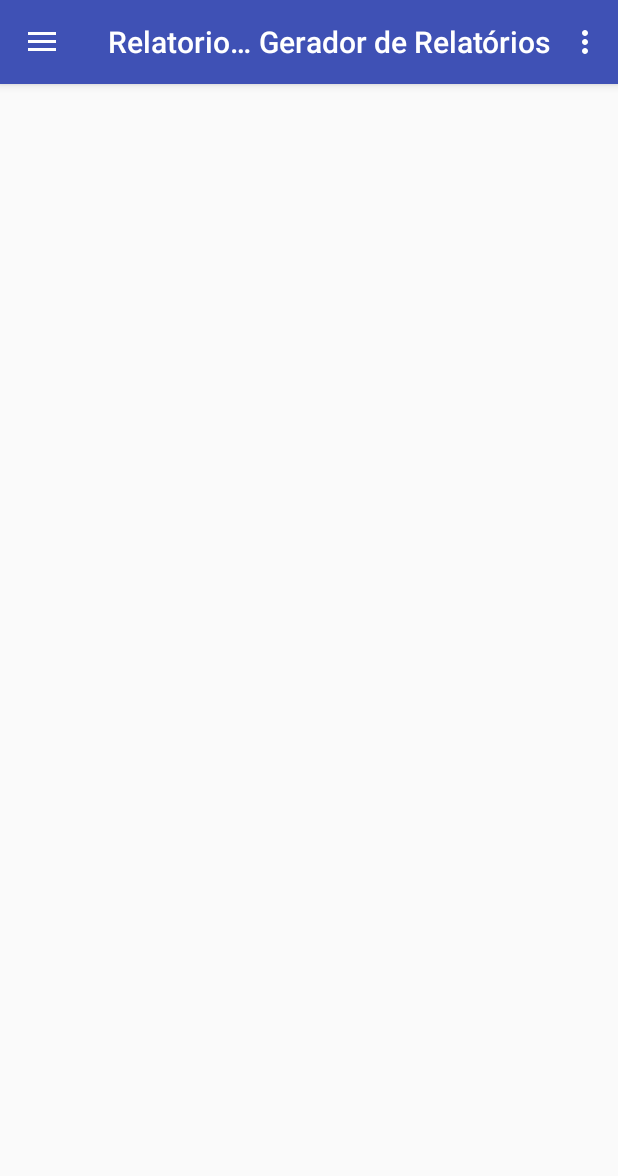
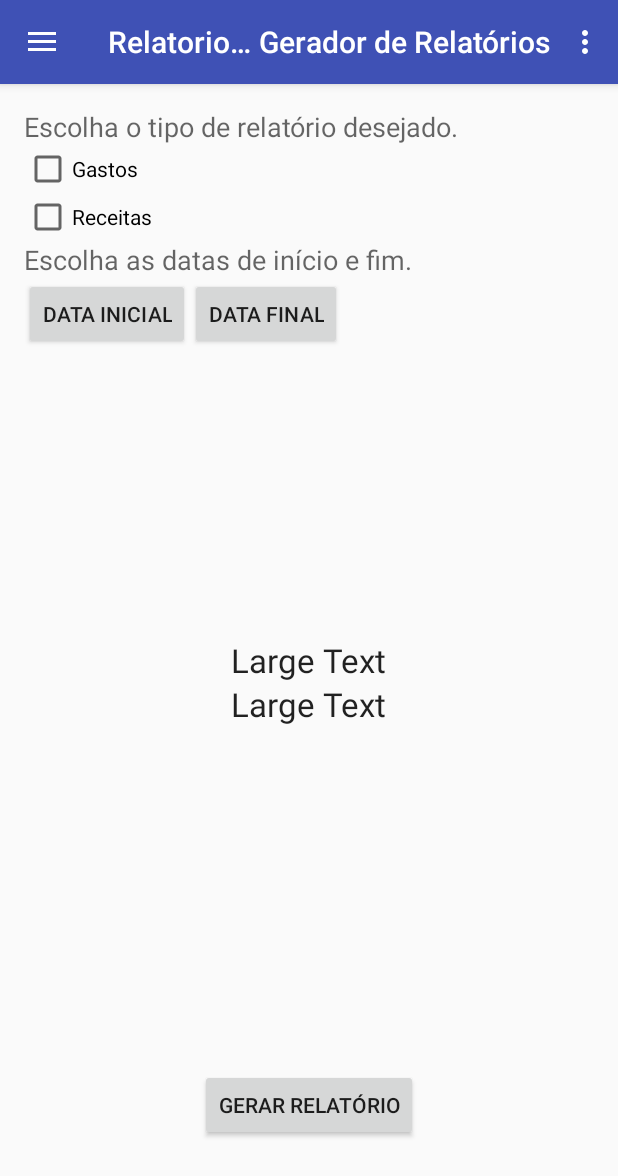
Before and after one commit to cassuci/equipe_rocket, an Android app: the screen it shows after launch (RelatorioController), on a phone screen of 412 x 824 dp. Shown: the top 1176 px of the screen. Run offline under Robolectric (Android 15) with nearby library versions, the phone set to English and light mode, and no system bars; libraries missing offline, so code that uses them is left out: com.wdullaer.materialdatetimepicker.

Commit message:
Relatorio

```diff
--- a/app/build.gradle
+++ b/app/build.gradle
@@ -26,4 +26,7 @@ dependencies {
     compile 'com.jjoe64:graphview:4.0.1'
     compile 'com.android.support:design:23.4.0'
     compile 'com.google.android.gms:play-services-appindexing:8.1.0'
+    compile 'com.android.support:support-v4:23.4.0'
+
+    compile 'com.wdullaer:materialdatetimepicker:2.3.0'
 }
--- a/app/src/main/java/com/draft/rckt/equiperocket/Relatorio/RelatorioController.java
+++ b/app/src/main/java/com/draft/rckt/equiperocket/Relatorio/RelatorioController.java
@@ -1,9 +1,10 @@
 package com.draft.rckt.equiperocket.Relatorio;
 
+
+import android.content.Context;
+import android.content.DialogInterface;
 import android.content.Intent;
 import android.os.Bundle;
-import android.support.design.widget.FloatingActionButton;
-import android.support.design.widget.Snackbar;
 import android.view.View;
 import android.support.design.widget.NavigationView;
 import android.support.v4.view.GravityCompat;
@@ -13,14 +14,28 @@ import android.support.v7.app.AppCompatActivity;
 import android.support.v7.widget.Toolbar;
 import android.view.Menu;
 import android.view.MenuItem;
+import android.widget.Button;
+import android.widget.CheckBox;
+import android.widget.EditText;
+import android.widget.TextView;
+import android.widget.Toast;
 
 import com.draft.rckt.equiperocket.Gasto.GastoController;
 import com.draft.rckt.equiperocket.Grafico.GraficoController;
 import com.draft.rckt.equiperocket.R;
 import com.draft.rckt.equiperocket.Receita.ReceitaController;
+import com.wdullaer.materialdatetimepicker.date.DatePickerDialog;
+
+import java.util.Calendar;
 
 public class RelatorioController extends AppCompatActivity
-        implements NavigationView.OnNavigationItemSelectedListener {
+        implements NavigationView.OnNavigationItemSelectedListener, DatePickerDialog.OnDateSetListener, DialogInterface.OnCancelListener {
+
+    private Button buttonStartDate, buttonEndDate, buttonGerarRelatorio;
+    private TextView textStart, textEnd;
+    private int dateSelected = -1, gastosSelected = 0, receitasSelected = 0;
+    private final int START_DATE = 0;
+    private final int END_DATE = 1;
 
     @Override
     protected void onCreate(Bundle savedInstanceState) {
@@ -37,6 +52,27 @@ public class RelatorioController extends AppCompatActivity
 
         NavigationView navigationView = (NavigationView) findViewById(R.id.nav_view);
         navigationView.setNavigationItemSelectedListener(this);
+
+        buttonStartDate = (Button) findViewById(R.id.button_start_date);
+        buttonEndDate = (Button) findViewById(R.id.button_end_date);
+        buttonGerarRelatorio = (Button) findViewById(R.id.button_gerar_relatorio);
+        textStart = (TextView) findViewById(R.id.startDateDisplay);
+        textEnd = (TextView) findViewById(R.id.endDateDisplay);
+
+        buttonStartDate.setOnClickListener(new View.OnClickListener() {
+            @Override
+            public void onClick(View v) {
+                startDate(v);
+            }
+        });
+
+        buttonEndDate.setOnClickListener(new View.OnClickListener() {
+            @Override
+            public void onClick(View v) {
+                endDate(v);
+            }
+        });
+
     }
 
     @Override
@@ -95,4 +131,109 @@ public class RelatorioController extends AppCompatActivity
         drawer.closeDrawer(GravityCompat.START);
         return true;
     }
+
+    private int startYear, startMonth, startDay, endYear, endMonth, endDay;
+
+    public void startDate(View view)
+    {
+        dateSelected = START_DATE;
+        initDateData();
+        Calendar cDefault = Calendar.getInstance();
+        cDefault.set(startYear, startMonth, startDay);
+
+        DatePickerDialog datePickerDialog = DatePickerDialog.newInstance(
+                this,
+                cDefault.get(Calendar.YEAR),
+                cDefault.get(Calendar.MONTH),   // 0 a 11  !!!!
+                cDefault.get(Calendar.DAY_OF_MONTH)
+        );
+
+        datePickerDialog.setOnCancelListener(this);
+        datePickerDialog.show(getFragmentManager(), "DatePickerDialog");
+    }
+
+    public void endDate(View view)
+    {
+        dateSelected = END_DATE;
+        initDateData();
+        Calendar cDefault = Calendar.getInstance();
+        cDefault.set(endYear, endMonth, endDay);
+
+        DatePickerDialog datePickerDialog = DatePickerDialog.newInstance(
+                this,
+                cDefault.get(Calendar.YEAR),
+                cDefault.get(Calendar.MONTH),   // 0 a 11  !!!!
+                cDefault.get(Calendar.DAY_OF_MONTH)
+        );
+
+        datePickerDialog.setOnCancelListener(this);
+        datePickerDialog.show(getFragmentManager(), "DatePickerDialog");    }
+
+    private void initDateData()
+    {
+            Calendar c = Calendar.getInstance();
+            startYear = endYear = c.get(Calendar.YEAR);
+            startMonth = endMonth = c.get(Calendar.MONTH);
+            startDay = endDay = c.get(Calendar.DAY_OF_MONTH);
+    }
+
+    @Override
+    public void onDateSet(DatePickerDialog view, int year, int monthOfYear, int dayOfMonth) {
+        String date = "You picked the following date: "+dayOfMonth+"/"+(monthOfYear+1)+"/"+year;
+        if(dateSelected == START_DATE)
+        {
+            textStart.setText(date);
+            startYear = year;
+            startMonth = monthOfYear + 1;
+            startDay = dayOfMonth;
+        }
+        if(dateSelected == END_DATE)
+        {
+            textEnd.setText(date);
+            endYear = year;
+            endMonth = monthOfYear + 1;
+            endDay = dayOfMonth;
+        }
+    }
+
+    @Override
+    public void onCancel(DialogInterface dialog) {
+        startYear = startMonth = startDay = endYear = endMonth = endDay = 0;
+        textStart.setText("");
+        textEnd.setText("");
+        dateSelected = -1;
+    }
+
+    public void onCheckboxClicked(View view) {
+        // Is the view now checked?
+        boolean checked = ((CheckBox) view).isChecked();
+
+        // Check which checkbox was clicked
+        switch(view.getId()) {
+            case R.id.checkbox_gastos:
+                if (checked)
+                    gastosSelected = 1;
+                else
+                    gastosSelected = 0;
+                break;
+            case R.id.checkbox_receitas:
+                if (checked)
+                    receitasSelected = 1;
+                else
+                    receitasSelected = 0;
+                break;
+        }
+
+        textStart.setText("gastos = " + gastosSelected);
+        textEnd.setText("receitas = " + receitasSelected);
+    }
+
+    public void gerarRelatorio(View view)
+    {
+        if (gastosSelected == 0 && receitasSelected == 0)
+        {
+            Context context = getApplicationContext();
+            Toast.makeText(context, "Escolha o tipo de relatório.", Toast.LENGTH_LONG).show();
+        }
+    }
 }
--- a/app/src/main/res/layout/content_relatorio_controller.xml
+++ b/app/src/main/res/layout/content_relatorio_controller.xml
@@ -2,7 +2,7 @@
 <RelativeLayout xmlns:android="http://schemas.android.com/apk/res/android"
     xmlns:app="http://schemas.android.com/apk/res-auto"
     xmlns:tools="http://schemas.android.com/tools"
-    android:layout_width="match_parent"
+    android:layout_width="wrap_content"
     android:layout_height="match_parent"
     android:paddingBottom="@dimen/activity_vertical_margin"
     android:paddingLeft="@dimen/activity_horizontal_margin"
@@ -12,4 +12,92 @@
     tools:context="com.draft.rckt.equiperocket.Relatorio.RelatorioController"
     tools:showIn="@layout/app_bar_relatorio_controller">
 
+    <CheckBox
+        android:layout_width="match_parent"
+        android:layout_height="wrap_content"
+        android:text="@string/checkbox_gastos"
+        android:id="@+id/checkbox_gastos"
+        android:checked="false"
+        android:layout_below="@+id/textView"
+        android:layout_alignParentStart="true"
+        android:onClick="onCheckboxClicked" />
+
+    <CheckBox
+        android:layout_width="wrap_content"
+        android:layout_height="wrap_content"
+        android:text="@string/checkbox_receitas"
+        android:id="@+id/checkbox_receitas"
+        android:layout_below="@+id/checkbox_gastos"
+        android:layout_alignParentStart="true"
+        android:onClick="onCheckboxClicked" />
+
+    <TextView
+        android:layout_width="match_parent"
+        android:layout_height="wrap_content"
+        android:textAppearance="?android:attr/textAppearanceMedium"
+        android:text="@string/choose_data"
+        android:id="@+id/textView"
+        android:layout_alignParentTop="true"
+        android:layout_alignEnd="@+id/checkbox_gastos" />
+
+    <TextView
+        android:layout_width="match_parent"
+        android:layout_height="wrap_content"
+        android:textAppearance="?android:attr/textAppearanceMedium"
+        android:text="@string/choose_dates"
+        android:id="@+id/textView2"
+        android:layout_below="@+id/checkbox_receitas"
+        android:layout_alignParentStart="true" />
+
+    <Button
+        style="?android:attr/buttonStyleSmall"
+        android:layout_width="wrap_content"
+        android:layout_height="wrap_content"
+        android:text="@string/button_gerar_relatorio"
+        android:id="@+id/button_gerar_relatorio"
+        android:layout_alignParentBottom="true"
+        android:layout_centerHorizontal="true"
+        android:layout_marginBottom="47dp"
+        android:clickable="false"
+        android:enabled="true"
+        android:onClick="gerarRelatorio" />
+
+    <Button
+        style="?android:attr/buttonStyleSmall"
+        android:layout_width="wrap_content"
+        android:layout_height="wrap_content"
+        android:text="@string/button_start_date"
+        android:id="@+id/button_start_date"
+        android:layout_below="@+id/textView2"
+        android:layout_alignParentStart="true"
+        android:onClick=""/>
+
+    <Button
+        style="?android:attr/buttonStyleSmall"
+        android:layout_width="wrap_content"
+        android:layout_height="wrap_content"
+        android:text="@string/button_end_date"
+        android:id="@+id/button_end_date"
+        android:layout_below="@+id/textView2"
+        android:layout_toEndOf="@+id/button_start_date" />
+
+    <TextView
+        android:layout_width="wrap_content"
+        android:layout_height="wrap_content"
+        android:textAppearance="?android:attr/textAppearanceLarge"
+        android:text="Large Text"
+        android:id="@+id/startDateDisplay"
+        android:layout_centerVertical="true"
+        android:layout_centerHorizontal="true" />
+
+    <TextView
+        android:layout_width="wrap_content"
+        android:layout_height="wrap_content"
+        android:textAppearance="?android:attr/textAppearanceLarge"
+        android:text="Large Text"
+        android:id="@+id/endDateDisplay"
+        android:layout_below="@+id/startDateDisplay"
+        android:layout_centerHorizontal="true" />
+
+
 </RelativeLayout>
--- a/app/src/main/res/values/strings.xml
+++ b/app/src/main/res/values/strings.xml
@@ -14,4 +14,12 @@
     <string name="dialog_message_delete_receita">Você tem certeza que deseja deletar a receita atual?</string>
 
     <string name="title_activity_relatorio_controller">RelatorioController</string>
+    <string name="choose_data">Escolha o tipo de relatório desejado.</string>
+    <string name="checkbox_gastos">Gastos</string>
+    <string name="checkbox_receitas">Receitas</string>
+    <string name="choose_dates">Escolha as datas de início e fim.</string>
+    <string name="button_start_date">Data inicial</string>
+    <string name="button_end_date">Data final</string>
+    <string name="button_gerar_relatorio">Gerar Relatório</string>
+
 </resources>
```
